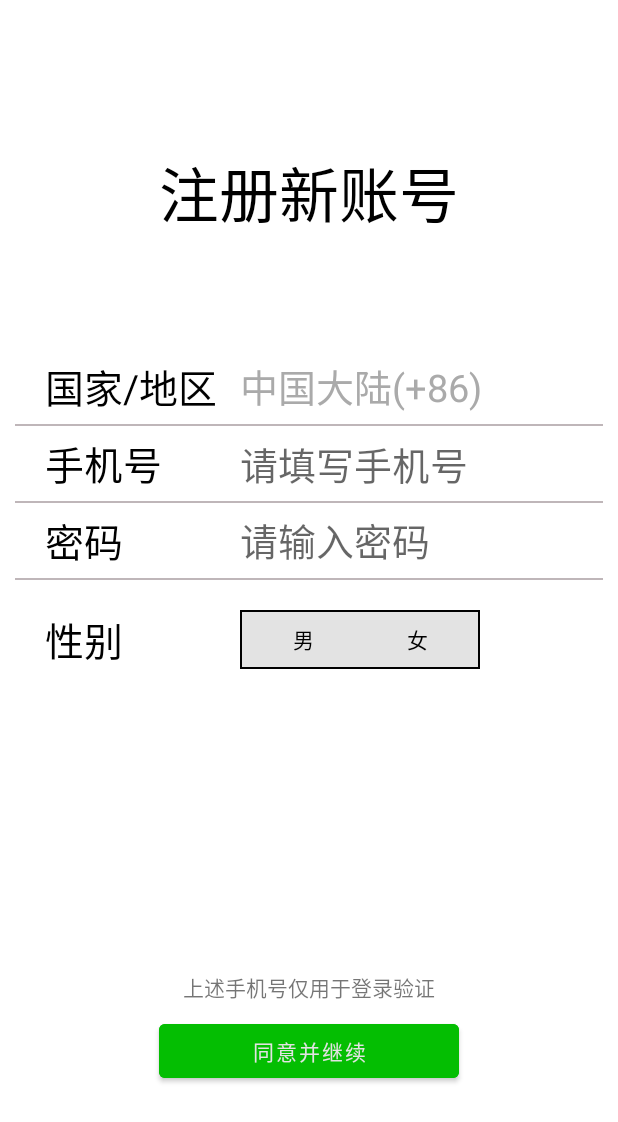
After one commit to etoyz/AndroidLearn, an Android app: the SignUpActivity screen opened directly, with no data from a screen before it, on a phone screen of 412 x 824 dp. The commit adds this screen. Shown: the top 1122 px of the screen. Run offline under Robolectric (Android 15) with nearby library versions, the phone set to English and light mode, and no system bars.

Commit message:
注册账号

```diff
--- a/LoginDemo/src/main/AndroidManifest.xml
+++ b/LoginDemo/src/main/AndroidManifest.xml
@@ -10,6 +10,9 @@
         android:roundIcon="@mipmap/ic_launcher_round"
         android:supportsRtl="true"
         android:theme="@style/Theme.Wechat">
+        <activity
+            android:name=".SignUpActivity"
+            android:exported="false" />
         <activity
             android:name=".MainActivity"
             android:exported="false"
@@ -31,7 +34,7 @@
         <activity
             android:name=".ServiceActivity"
             android:exported="true"
-            android:theme="@style/Theme.Wechat.NoActionBar">
-        </activity>
+            android:theme="@style/Theme.Wechat.NoActionBar"></activity>
     </application>
+
 </manifest>
--- a/LoginDemo/src/main/java/edu/ytu/logindemo/LaunchActivity.java
+++ b/LoginDemo/src/main/java/edu/ytu/logindemo/LaunchActivity.java
@@ -19,6 +19,9 @@ public class LaunchActivity extends AppCompatActivity {
         findViewById(R.id.login_btn).setOnClickListener(view -> {
             startActivity(new Intent(LaunchActivity.this, LoginActivity.class));
         });
+        findViewById(R.id.signup_btn).setOnClickListener(view -> {
+            startActivity(new Intent(LaunchActivity.this, SignUpActivity.class));
+        });
 
         // 若检测到之前登录过，则直接进入首页
         if (application.checkLoginStatus()) {
--- /dev/null
+++ b/LoginDemo/src/main/java/edu/ytu/logindemo/SignUpActivity.java
@@ -0,0 +1,25 @@
+package edu.ytu.logindemo;
+
+import androidx.appcompat.app.AppCompatActivity;
+
+import android.os.Bundle;
+import android.util.Log;
+import android.widget.RadioGroup;
+
+public class SignUpActivity extends AppCompatActivity {
+
+    @Override
+    protected void onCreate(Bundle savedInstanceState) {
+        super.onCreate(savedInstanceState);
+        setContentView(R.layout.activity_sign_up);
+
+        RadioGroup group = findViewById(R.id.gender);
+        group.setOnCheckedChangeListener(new RadioGroup.OnCheckedChangeListener() {
+            @Override
+            public void onCheckedChanged(RadioGroup group, int checkedId) {
+                Log.i("XXXX", checkedId == 1 ? "男" : "女");
+            }
+        });
+        group.clearCheck();
+    }
+}
--- /dev/null
+++ b/LoginDemo/src/main/res/drawable/gender_selector.xml
@@ -0,0 +1,13 @@
+<?xml version="1.0" encoding="utf-8"?>
+<selector xmlns:android="http://schemas.android.com/apk/res/android">
+    <item android:state_checked="true">
+        <shape android:shape="rectangle">
+<!--            <corners android:radius="10dp" />-->
+            <solid android:color="@color/white"/>
+        </shape>
+    </item>
+    <item android:state_checked="false">
+        <shape android:shape="rectangle">
+        </shape>
+    </item>
+</selector>
--- /dev/null
+++ b/LoginDemo/src/main/res/drawable/gender_selector_border.xml
@@ -0,0 +1,13 @@
+<?xml version="1.0" encoding="utf-8"?>
+<shape xmlns:android="http://schemas.android.com/apk/res/android"
+    android:shape="rectangle">
+    <solid android:color="@color/gray" />
+    <stroke
+        android:width="1dip"
+        android:color="@color/black" />
+    <padding
+        android:bottom="4dp"
+        android:left="4dp"
+        android:right="4dp"
+        android:top="4dp" />
+</shape>
--- /dev/null
+++ b/LoginDemo/src/main/res/layout/activity_sign_up.xml
@@ -0,0 +1,237 @@
+<?xml version="1.0" encoding="utf-8"?>
+<LinearLayout xmlns:android="http://schemas.android.com/apk/res/android"
+    xmlns:tools="http://schemas.android.com/tools"
+    android:layout_width="match_parent"
+    android:layout_height="match_parent"
+    android:orientation="vertical"
+    tools:context=".LoginActivity">
+
+    <!--填充空白-->
+    <TextView
+        android:layout_width="match_parent"
+        android:layout_height="wrap_content"
+        android:layout_weight="1" />
+
+    <!--标题-->
+    <TextView
+        android:layout_width="match_parent"
+        android:layout_height="wrap_content"
+        android:layout_weight="1"
+        android:text="@string/signup_new_account"
+        android:textAlignment="center"
+        android:textColor="@color/black"
+        android:textSize="40sp" />
+
+    <!--使用相对布局设计输入框部分，更容易对齐每个元素，使得看起来更协调-->
+    <RelativeLayout
+        android:layout_width="match_parent"
+        android:layout_height="wrap_content"
+        android:orientation="vertical">
+
+        <TextView
+            android:id="@+id/i11"
+            android:layout_width="wrap_content"
+            android:layout_height="wrap_content"
+            android:layout_alignParentStart="true"
+            android:layout_marginStart="30dp"
+            android:labelFor="@+id/location_input"
+            android:text="@string/country_or_region"
+            android:textColor="@color/black"
+            android:textSize="26sp" />
+
+        <EditText
+            android:id="@+id/location_input"
+            android:layout_width="200dp"
+            android:layout_height="wrap_content"
+            android:layout_above="@+id/line1"
+            android:layout_marginStart="15dp"
+            android:layout_toEndOf="@+id/i11"
+            android:width="100dp"
+            android:autofillHints=""
+            android:background="@null"
+            android:inputType="text"
+            android:minHeight="48dp"
+            android:padding="0dp"
+            android:text="@string/china_mainland"
+            android:textColor="@android:color/darker_gray"
+            android:textSize="25sp" />
+
+        <View
+            android:id="@+id/line1"
+            android:layout_width="match_parent"
+            android:layout_height="1dp"
+            android:layout_below="@+id/i11"
+            android:layout_marginStart="10dp"
+            android:layout_marginTop="5dp"
+            android:layout_marginEnd="10dp"
+            android:layout_marginBottom="5dp"
+            android:background="#BFB6B9" />
+
+        <TextView
+            android:id="@+id/i21"
+            android:layout_width="wrap_content"
+            android:layout_height="wrap_content"
+            android:layout_below="@id/line1"
+            android:layout_alignStart="@+id/i11"
+            android:labelFor="@+id/phone_input"
+            android:text="@string/mobile_number"
+            android:textColor="@color/black"
+            android:textSize="26sp" />
+
+        <EditText
+            android:id="@+id/phone_input"
+            android:layout_width="200dp"
+            android:layout_height="wrap_content"
+            android:layout_above="@id/line2"
+            android:layout_alignStart="@+id/location_input"
+            android:width="100dp"
+            android:autofillHints=""
+            android:background="@null"
+            android:hint="@string/enter_phone_number"
+            android:inputType="phone"
+            android:padding="0dp"
+            android:textColor="@android:color/darker_gray"
+            android:textSize="25sp" />
+
+        <View
+            android:id="@+id/line2"
+            android:layout_width="match_parent"
+            android:layout_height="1dp"
+            android:layout_below="@+id/i21"
+            android:layout_marginStart="10dp"
+            android:layout_marginTop="5dp"
+            android:layout_marginEnd="10dp"
+            android:layout_marginBottom="5dp"
+            android:background="#BFB6B9" />
+
+        <TextView
+            android:id="@+id/i31"
+            android:layout_width="120dp"
+            android:layout_height="wrap_content"
+            android:layout_below="@+id/line2"
+            android:layout_alignStart="@+id/i11"
+            android:labelFor="@+id/password_input"
+            android:text="@string/password"
+            android:textColor="@color/black"
+            android:textSize="26sp" />
+
+        <EditText
+            android:id="@+id/password_input"
+            android:layout_width="160dp"
+            android:layout_height="wrap_content"
+            android:layout_below="@id/line2"
+            android:layout_alignStart="@+id/location_input"
+            android:width="100dp"
+            android:autofillHints=""
+            android:background="@null"
+            android:hint="@string/enter_password"
+            android:inputType="textPassword"
+            android:textColor="@android:color/darker_gray"
+            android:textSize="25sp" />
+
+        <View
+            android:id="@+id/line3"
+            android:layout_width="match_parent"
+            android:layout_height="1dp"
+            android:layout_below="@+id/i31"
+            android:layout_marginStart="10dp"
+            android:layout_marginTop="5dp"
+            android:layout_marginEnd="10dp"
+            android:background="#BFB6B9" />
+
+        <TextView
+            android:id="@+id/i41"
+            android:layout_width="120dp"
+            android:layout_height="wrap_content"
+            android:layout_below="@+id/line3"
+            android:layout_alignStart="@+id/i11"
+            android:layout_marginTop="20dp"
+            android:labelFor="@+id/gender"
+            android:text="@string/gender"
+            android:textColor="@color/black"
+            android:textSize="26sp" />
+
+        <RadioGroup
+            android:id="@+id/gender"
+            android:layout_width="160dp"
+            android:layout_height="wrap_content"
+            android:layout_below="@id/line3"
+            android:layout_alignTop="@+id/i41"
+            android:layout_alignStart="@+id/location_input"
+            android:layout_alignBottom="@+id/i41"
+            android:width="100dp"
+            android:orientation="horizontal"
+            android:background="@drawable/gender_selector_border">
+
+            <RadioButton
+                android:layout_width="wrap_content"
+                android:layout_weight="1"
+                android:layout_height="match_parent"
+                android:background="@drawable/gender_selector"
+                android:button="@null"
+                android:text="@string/male"
+                android:textAlignment="center" />
+
+            <RadioButton
+                android:layout_width="wrap_content"
+                android:layout_weight="1"
+                android:layout_height="match_parent"
+                android:background="@drawable/gender_selector"
+                android:button="@null"
+                android:text="@string/female"
+                android:textAlignment="center" />
+        </RadioGroup>
+    </RelativeLayout>
+
+    <!--填充空白-->
+    <TextView
+        android:layout_width="wrap_content"
+        android:layout_height="wrap_content"
+        android:layout_weight="2" />
+
+    <!--使用相对布局设计底部按钮与提示字符-->
+    <RelativeLayout
+        android:layout_width="match_parent"
+        android:layout_height="100dp">
+
+        <TextView
+            android:layout_width="match_parent"
+            android:layout_height="wrap_content"
+            android:layout_above="@+id/btn_container"
+            android:layout_marginBottom="8dp"
+            android:text="@string/login_tip"
+            android:textAlignment="center" />
+
+        <!--登录按钮-->
+        <LinearLayout
+            android:id="@+id/btn_container"
+            android:layout_width="match_parent"
+            android:layout_height="wrap_content"
+            android:layout_alignParentBottom="true"
+            android:orientation="horizontal">
+
+            <TextView
+                android:layout_width="match_parent"
+                android:layout_height="wrap_content"
+                android:layout_weight="1" />
+
+            <Button
+                android:id="@+id/agree_and_continue"
+                android:layout_width="200dp"
+                android:layout_height="wrap_content"
+                android:backgroundTint="#04BE02"
+                android:text="@string/agree_and_continue" />
+
+            <TextView
+                android:layout_width="match_parent"
+                android:layout_height="wrap_content"
+                android:layout_weight="1" />
+        </LinearLayout>
+    </RelativeLayout>
+
+    <TextView
+        android:layout_width="wrap_content"
+        android:layout_height="wrap_content"
+        android:layout_weight="1" />
+
+</LinearLayout>
--- a/LoginDemo/src/main/res/values/strings.xml
+++ b/LoginDemo/src/main/res/values/strings.xml
@@ -35,4 +35,8 @@
     <string name="title_profile">我</string>
     <string name="enter_password">请输入密码</string>
     <string name="password">密码</string>
+    <string name="signup_new_account">注册新账号</string>
+    <string name="gender">性别</string>
+    <string name="male">男</string>
+    <string name="female">女</string>
 </resources>
```
